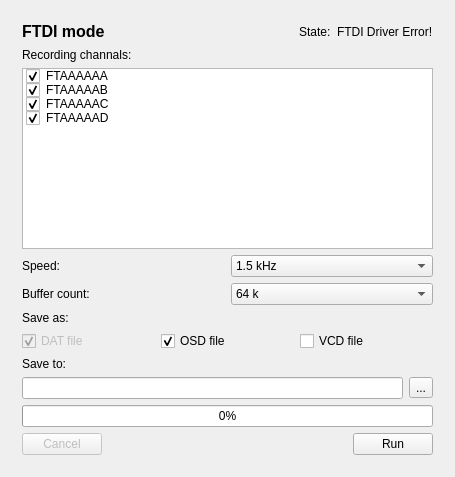
Qt form mainwindow.ui (f0ma/quick-logic-sniffer) before a commit.
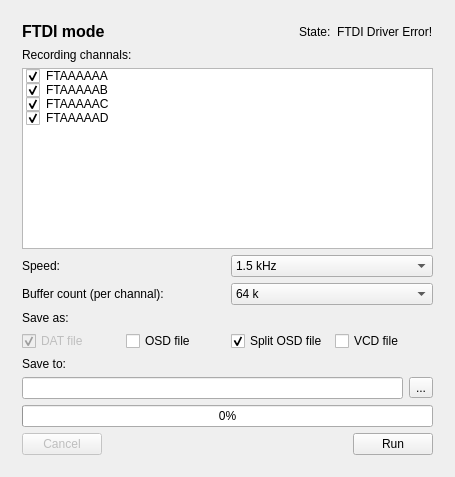
The same form after that commit.

The edit to the form file:
```diff
--- a/mainwindow.ui
+++ b/mainwindow.ui
@@ -332,7 +332,7 @@
           <item>
            <widget class="QLabel" name="label_11">
             <property name="text">
-             <string>Buffer count:</string>
+             <string>Buffer count (per channal):</string>
             </property>
            </widget>
           </item>
@@ -409,6 +409,16 @@
            <widget class="QCheckBox" name="cbOSDsave_Ftdi">
             <property name="text">
              <string>OSD file</string>
+            </property>
+            <property name="checked">
+             <bool>false</bool>
+            </property>
+           </widget>
+          </item>
+          <item>
+           <widget class="QCheckBox" name="cbOSDSplitsave_Ftdi">
+            <property name="text">
+             <string>Split OSD file</string>
             </property>
             <property name="checked">
              <bool>true</bool>
```
